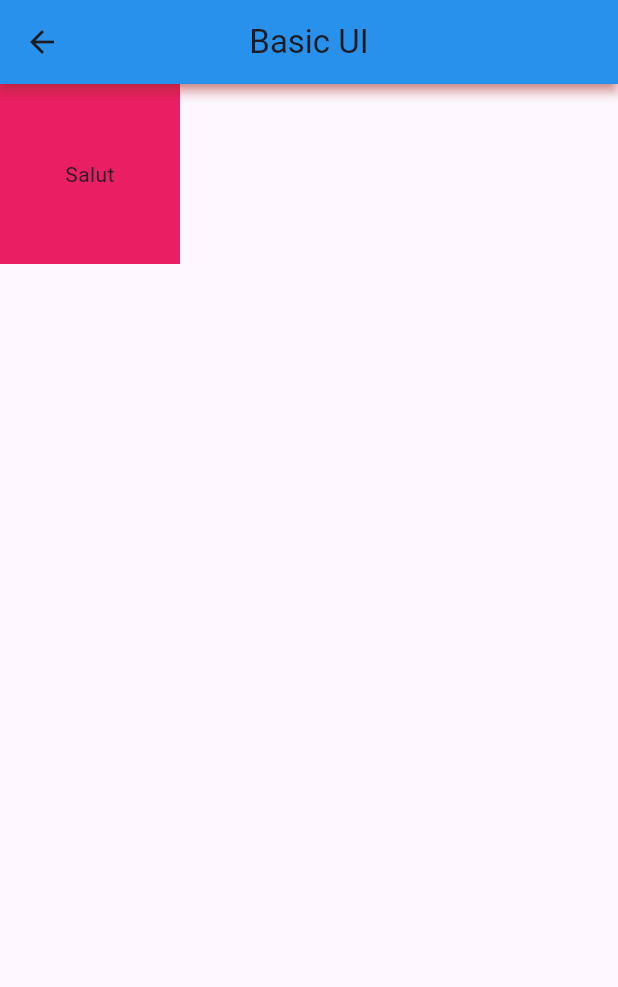
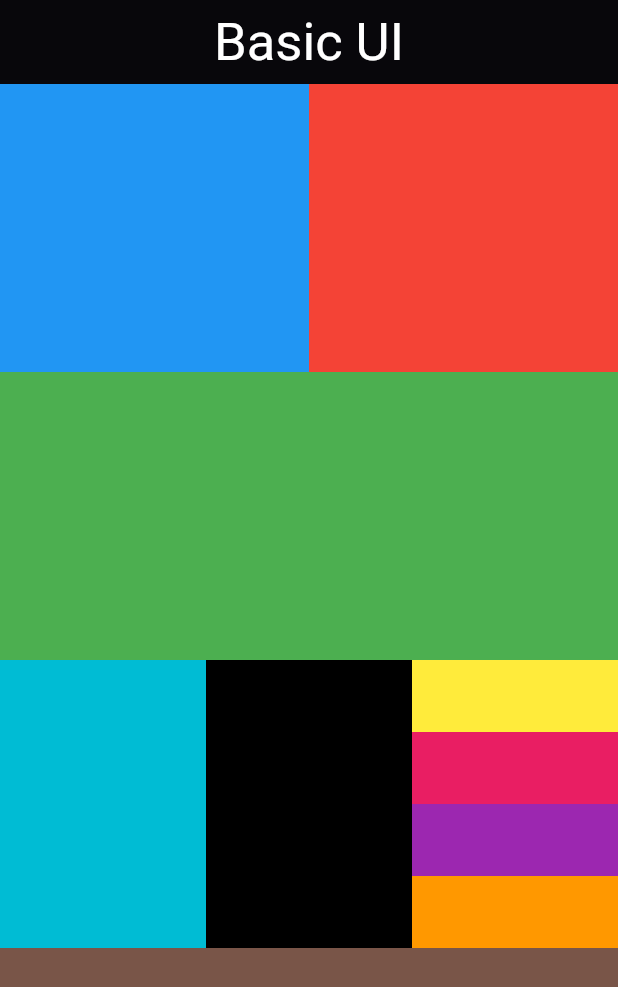
Before and after one commit to Crmy7/first-flutter-app, a Flutter app: the MyFirstUI screen opened directly, on a phone screen of 412 x 824 dp. Shown: the top 987 px of the screen. Run offline on Flutter 3.47's test engine with Material 3 defaults, Android fonts, the phone set to English and light mode, and no system bars.

Commit message:
Exercice Layout

```diff
--- a/lib/main.dart
+++ b/lib/main.dart
@@ -32,56 +32,27 @@ class MyApp extends StatelessWidget {
         useMaterial3: true,
       ),
       //home: const MyHomePage(title: 'Cours d\'application mobile.'),
-      //home: const MyFirstUI()
-      home: const BasicUI()
+      home: const MyFirstUI()
+      //home: const BasicUI()
     );
   }
 }
 
 
 class MyFirstUI extends StatelessWidget {
-  const MyFirstUI({super.key});
+  const MyFirstUI({Key? key});
 
   @override
   Widget build(BuildContext context) {
     return Scaffold(
       appBar: AppBar(
-        title: const Text("Basic UI"),
+        title: const Text(
+          "Basic UI",
+          style: TextStyle(color: Colors.white, fontSize: 35),
+        ),
         elevation: 3,
-        shadowColor: Colors.red,
         centerTitle: true,
-        backgroundColor: Colors.blue,
-      ),
-      body: Column(
-         children: [
-           Container(
-             height: 120.0,
-             alignment: Alignment.center,
-             width: 120.0,
-             color: Colors.pink,
-             child: Text(
-               "Salut",
-               textAlign: TextAlign.center,
-             ),
-           )
-         ],
-
-      ),
-    );
-  }
-}
-
-class BasicUI extends StatelessWidget {
-  const BasicUI({Key? key}) : super(key: key);
-
-  @override
-  Widget build(BuildContext context) {
-    return Scaffold(
-      appBar: AppBar(
-        title: const Text("Basic UI"),
-        elevation: 3,
-        shadowColor: Colors.white,
-        centerTitle: true,
+        backgroundColor: Colors.black,
       ),
       body: Column(
         children: <Widget>[
@@ -124,6 +95,7 @@ class BasicUI extends StatelessWidget {
     );
   }
 }
+
 
 class MyHomePage extends StatefulWidget {
   const MyHomePage({super.key, required this.title});
```
